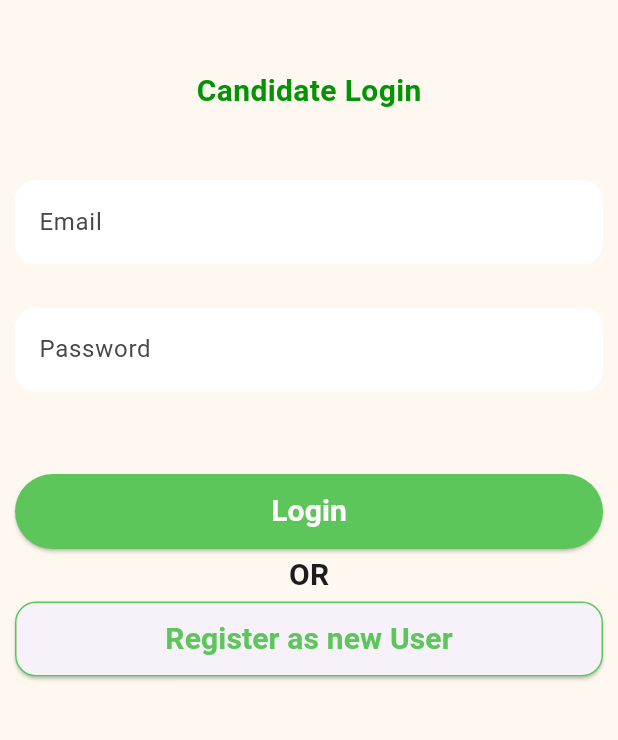
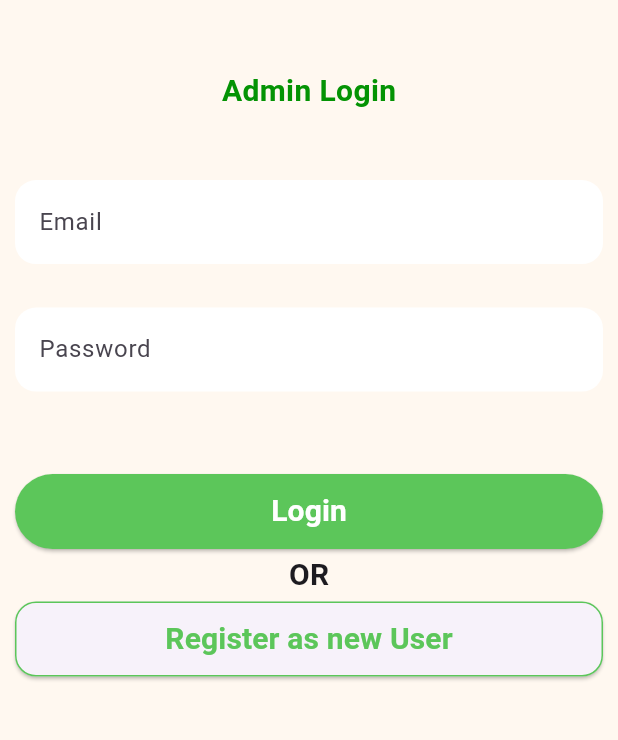
Before and after one commit to Rashmeet1-hub/WblMobile, a Flutter app: the screen it shows after launch, on a phone screen of 412 x 824 dp, the part 457-1197 px from its top. Run offline on Flutter 3.47's test engine with Material 3 defaults, Android fonts, the phone set to English and light mode, and no system bars.

Commit message:
Admin Login added

```diff
--- /dev/null
+++ b/lib/WBL Pages/Demo Testing Pages/adminlogin.dart
@@ -0,0 +1,140 @@
+import 'package:flutter/material.dart';
+
+String hexColor = "#FFF8F0";
+Color color =
+    Color(int.parse(hexColor.substring(1, 7), radix: 16) + 0xFF000000);
+String hexColorButton = "#5CC65A";
+Color colorButton =
+    Color(int.parse(hexColorButton.substring(1, 7), radix: 16) + 0xFF000000);
+String textColorButton = "#049304";
+Color textcolorButton =
+    Color(int.parse(textColorButton.substring(1, 7), radix: 16) + 0xFF000000);
+
+// ignore: camel_case_types
+class adminLogin extends StatelessWidget {
+  const adminLogin({Key? key});
+
+  @override
+  Widget build(BuildContext context) {
+    return Scaffold(
+      backgroundColor: color,
+      body: SingleChildScrollView(
+        padding: const EdgeInsets.only(bottom: 46),
+        child: Column(
+          children: [
+            Padding(
+              padding: const EdgeInsets.fromLTRB(93, 99, 92, 0),
+              child: Image.asset('assets/wblLogo 2.png'),
+            ),
+            const SizedBox(
+              height: 46,
+            ),
+            Text(
+              'Admin Login',
+              style: TextStyle(
+                  color: textcolorButton,
+                  fontSize: 20,
+                  fontWeight: FontWeight.bold),
+            ),
+            Form(
+              child: Container(
+                padding: EdgeInsets.symmetric(vertical: 45, horizontal: 10),
+                child: Column(
+                  crossAxisAlignment: CrossAxisAlignment.start,
+                  children: [
+                    TextFormField(
+                      decoration: InputDecoration(
+                        hintText: 'Email',
+                        filled: true,
+                        fillColor: Colors.white,
+                        border: OutlineInputBorder(
+                          borderRadius: BorderRadius.circular(14),
+                          borderSide: BorderSide.none,
+                        ),
+                      ),
+                    ),
+                    const SizedBox(
+                      height: 29,
+                    ),
+                    TextFormField(
+                      decoration: InputDecoration(
+                        hintText: 'Password',
+                        filled: true,
+                        fillColor: Colors.white,
+                        border: OutlineInputBorder(
+                          borderRadius: BorderRadius.circular(14),
+                          borderSide: BorderSide.none,
+                        ),
+                      ),
+                    ),
+                    const SizedBox(
+                      height: 55,
+                    ),
+                    SizedBox(
+                      width: double.infinity,
+                      child: Container(
+                        height: 50,
+                        child: ElevatedButton(
+                          onPressed: () {},
+                          style: ElevatedButton.styleFrom(
+                            backgroundColor: colorButton,
+                          ),
+                          child: const Text(
+                            'Login',
+                            style: TextStyle(
+                              color: Colors.white,
+                              fontSize: 20,
+                              fontWeight: FontWeight.bold,
+                            ),
+                          ),
+                        ),
+                      ),
+                    ),
+                    const SizedBox(
+                      height: 3,
+                    ),
+                    const Center(
+                      child: Text(
+                        'OR',
+                        style: TextStyle(
+                          fontSize: 20,
+                          fontWeight: FontWeight.bold,
+                        ),
+                      ),
+                    ),
+                    const SizedBox(
+                      height: 3,
+                    ),
+                    SizedBox(
+                      width: double.infinity,
+                      child: Container(
+                        height: 50,
+                        child: ElevatedButton(
+                          onPressed: () {},
+                          style: ElevatedButton.styleFrom(
+                            shape: RoundedRectangleBorder(
+                              borderRadius: BorderRadius.circular(14),
+                              side: BorderSide(color: colorButton),
+                            ),
+                          ),
+                          child: Text(
+                            'Register as new User',
+                            style: TextStyle(
+                              color: colorButton,
+                              fontSize: 20,
+                              fontWeight: FontWeight.bold,
+                            ),
+                          ),
+                        ),
+                      ),
+                    ),
+                  ],
+                ),
+              ),
+            ),
+          ],
+        ),
+      ),
+    );
+  }
+}
--- a/lib/main.dart
+++ b/lib/main.dart
@@ -1,4 +1,5 @@
 import 'package:flutter/material.dart';
+import 'package:wblmobileapp/WBL%20Pages/Demo%20Testing%20Pages/adminlogin.dart';
 import 'package:wblmobileapp/WBL%20Pages/Demo%20Testing%20Pages/candidatelogin.dart';
 import 'package:wblmobileapp/WBL%20Pages/Demo%20Testing%20Pages/loginscreen.dart';
 
@@ -21,7 +22,8 @@ class MyApp extends StatelessWidget {
       ),
       //home: const WelcomePage(),
       //home: const loginscreen(),
-      home: const candidateLogin(),
+      //home: const candidateLogin(),
+      home: const adminLogin(),
     );
   }
 }
```
